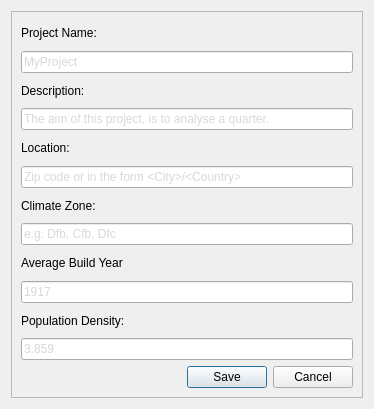
Old version of the form mole/view/ui_project_settings_form.ui in the repository UdK-VPT/Open_eQuarter.
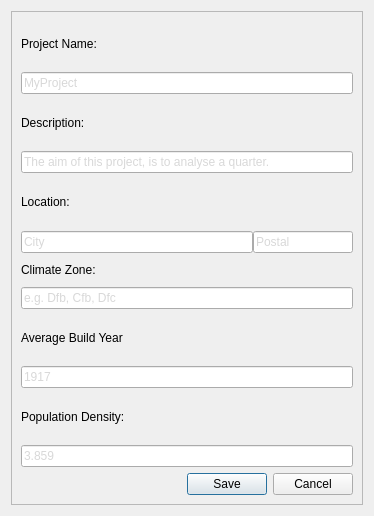
New version of the form. Icons and pictures are not drawn.

Commit message: - Added multiple QLineEdits to the project-settings-dialog, to add location to the project (#33) - Created a municipal-json-parser, that parses a list of municipals for the municipal belonging to a postal-code

The edit to the form file:
```diff
--- a/mole/view/ui_project_settings_form.ui
+++ b/mole/view/ui_project_settings_form.ui
@@ -7,7 +7,7 @@
     <x>0</x>
     <y>0</y>
     <width>374</width>
-    <height>409</height>
+    <height>516</height>
    </rect>
   </property>
   <property name="windowTitle">
@@ -85,24 +85,14 @@
         </property>
        </widget>
       </item>
-      <item row="6" column="0">
-       <widget class="QLabel" name="climate_zone_label">
-        <property name="toolTip">
-         <string>Köppen–Geiger climate classification of the investigation area (for more informatoin visit: http://en.wikipedia.org/wiki/Köppen_climate_classification)</string>
-        </property>
-        <property name="text">
-         <string>Climate Zone:</string>
-        </property>
-       </widget>
-      </item>
-      <item row="7" column="0">
+      <item row="9" column="0">
        <widget class="QLineEdit" name="climate_zone">
         <property name="text">
          <string>e.g. Dfb, Cfb, Dfc</string>
         </property>
        </widget>
       </item>
-      <item row="8" column="0">
+      <item row="10" column="0">
        <widget class="QLabel" name="average_build_year_label">
         <property name="toolTip">
          <string>Average year of construction on the building stock</string>
@@ -112,14 +102,14 @@
         </property>
        </widget>
       </item>
-      <item row="9" column="0">
+      <item row="11" column="0">
        <widget class="QLineEdit" name="average_build_year">
         <property name="text">
          <string>1917</string>
         </property>
        </widget>
       </item>
-      <item row="10" column="0">
+      <item row="12" column="0">
        <widget class="QLabel" name="population_density_2">
         <property name="toolTip">
          <string>Population density of the investigation area (inhabitants per square kilometre)</string>
@@ -129,14 +119,14 @@
         </property>
        </widget>
       </item>
-      <item row="11" column="0">
+      <item row="13" column="0">
        <widget class="QLineEdit" name="population_density">
         <property name="text">
          <string>3.859</string>
         </property>
        </widget>
       </item>
-      <item row="12" column="0">
+      <item row="14" column="0">
        <widget class="QDialogButtonBox" name="buttonBox">
         <property name="orientation">
          <enum>Qt::Horizontal</enum>
@@ -147,11 +137,90 @@
        </widget>
       </item>
       <item row="5" column="0">
-       <widget class="QLineEdit" name="location">
-        <property name="text">
-         <string>Zip code or in the form &lt;City&gt;/&lt;Country&gt;</string>
+       <layout class="QHBoxLayout" name="location_layout" stretch="0,0">
+        <item>
+         <widget class="QLineEdit" name="location_city">
+          <property name="minimumSize">
+           <size>
+            <width>0</width>
+            <height>0</height>
+           </size>
+          </property>
+          <property name="text">
+           <string>City</string>
+          </property>
+         </widget>
+        </item>
+        <item>
+         <widget class="QLineEdit" name="location_postal">
+          <property name="maximumSize">
+           <size>
+            <width>100</width>
+            <height>16777215</height>
+           </size>
+          </property>
+          <property name="text">
+           <string>Postal</string>
+          </property>
+         </widget>
+        </item>
+       </layout>
+      </item>
+      <item row="8" column="0">
+       <layout class="QHBoxLayout" name="climate_zone_layout">
+        <property name="spacing">
+         <number>0</number>
         </property>
-       </widget>
+        <item>
+         <widget class="QLabel" name="climate_zone_label">
+          <property name="toolTip">
+           <string/>
+          </property>
+          <property name="text">
+           <string>Climate Zone:</string>
+          </property>
+         </widget>
+        </item>
+        <item>
+         <widget class="QPushButton" name="pushButton">
+          <property name="maximumSize">
+           <size>
+            <width>18</width>
+            <height>16777215</height>
+           </size>
+          </property>
+          <property name="toolTip">
+           <string>Köppen–Geiger climate classification of the investigation area (for more informatoin visit: http://en.wikipedia.org/wiki/Köppen_climate_classification)</string>
+          </property>
+          <property name="styleSheet">
+           <string notr="true"/>
+          </property>
+          <property name="text">
+           <string/>
+          </property>
+          <property name="icon">
+           <iconset resource="resources.qrc">
+            <normaloff>:/Controls/icons/info.png</normaloff>:/Controls/icons/info.png</iconset>
+          </property>
+          <property name="flat">
+           <bool>true</bool>
+          </property>
+         </widget>
+        </item>
+        <item>
+         <spacer name="horizontalSpacer">
+          <property name="orientation">
+           <enum>Qt::Horizontal</enum>
+          </property>
+          <property name="sizeHint" stdset="0">
+           <size>
+            <width>40</width>
+            <height>20</height>
+           </size>
+          </property>
+         </spacer>
+        </item>
+       </layout>
       </item>
      </layout>
     </widget>
```
Left out of the diff: 4 changed lines with no effect on the pictures. The commit also changes 14 other files.
